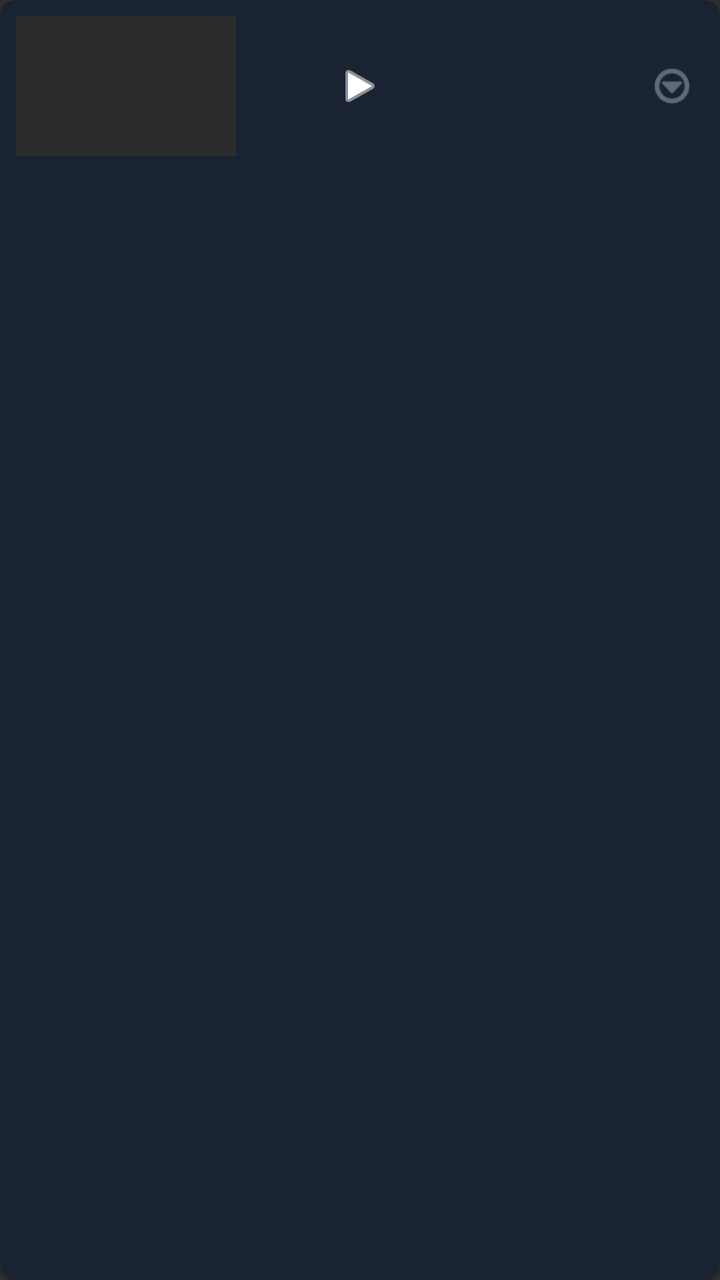
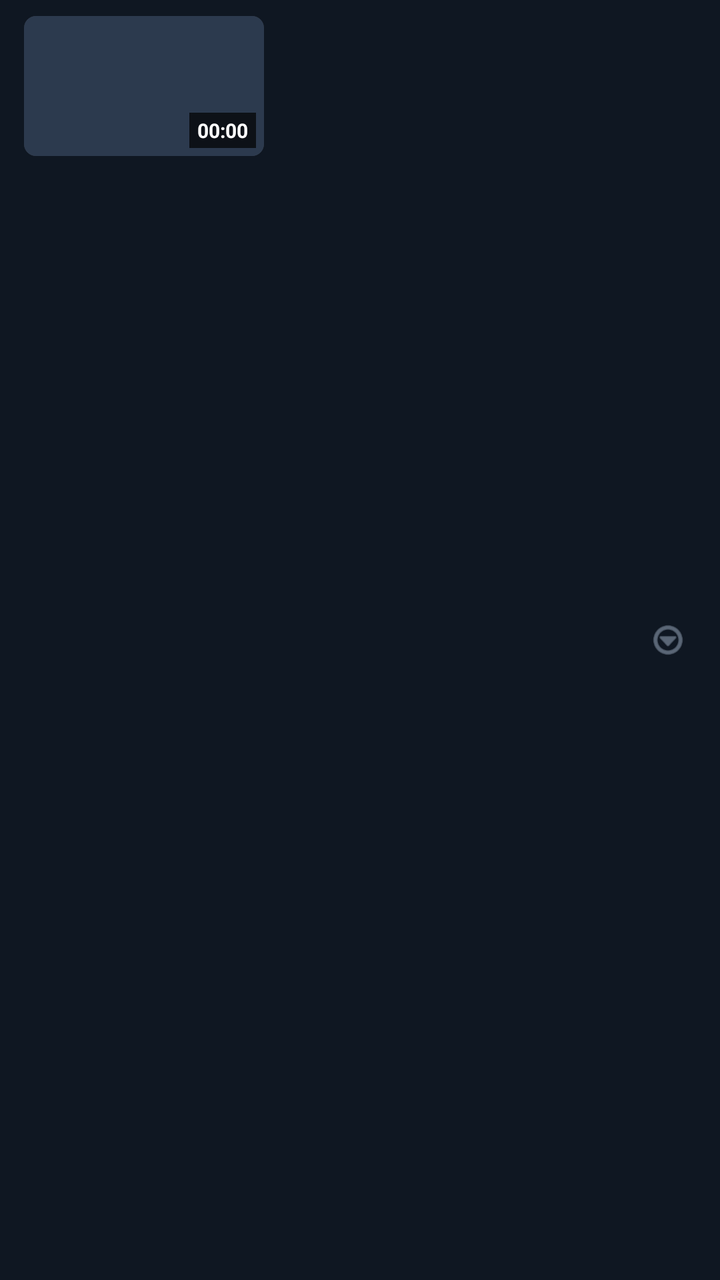

An Android layout rendered at two revisions. The XML below is the earlier revision; the diff shows what the commit changed to produce the second picture.
<!-- AndroidManifest.xml: application theme Theme.AppCompat.NoActionBar -->
<!-- res/layout/item_video.xml -->
<?xml version="1.0" encoding="utf-8"?>
<androidx.cardview.widget.CardView 
    xmlns:android="http://schemas.android.com/apk/res/android"
    xmlns:app="http://schemas.android.com/apk/res-auto"
    android:layout_width="match_parent"
    android:layout_height="wrap_content"
    android:layout_marginHorizontal="8dp"
    android:layout_marginVertical="4dp"
    app:cardBackgroundColor="@color/mx_card_bg"
    app:cardCornerRadius="8dp"
    app:cardElevation="2dp">

    <RelativeLayout
        android:layout_width="match_parent"
        android:layout_height="wrap_content"
        android:padding="8dp">

        
        <ImageView
            android:id="@+id/imgThumbnail"
            android:layout_width="110dp"
            android:layout_height="70dp"
            android:scaleType="centerCrop"
            android:background="#2C2C2C"
            android:contentDescription="Video Thumbnail" />

        
        <ImageView
            android:layout_width="24dp"
            android:layout_height="24dp"
            android:layout_centerInParent="true"
            android:layout_alignInParent="@id/imgThumbnail"
            android:src="@android:drawable/ic_media_play"
            app:tint="#FFFFFF" />

        
        <TextView
            android:id="@+id/txtTitle"
            android:layout_width="match_parent"
            android:layout_height="wrap_content"
            android:layout_toEndOf="@id/imgThumbnail"
            android:layout_toStartOf="@+id/btnMore"
            android:layout_marginStart="12dp"
            android:ellipsize="end"
            android:maxLines="2"
            android:textColor="@color/mx_text_primary"
            android:textSize="15sp"
            android:textStyle="bold" />

        
        <TextView
            android:id="@+id/txtInfo"
            android:layout_width="wrap_content"
            android:layout_height="wrap_content"
            android:layout_below="@id/txtTitle"
            android:layout_toEndOf="@id/imgThumbnail"
            android:layout_marginStart="12dp"
            android:layout_marginTop="6dp"
            android:textColor="@color/mx_text_secondary"
            android:textSize="12sp" />

        
        <ImageView
            android:id="@+id/btnMore"
            android:layout_width="32dp"
            android:layout_height="32dp"
            android:layout_alignParentEnd="true"
            android:layout_centerVertical="true"
            android:padding="4dp"
            android:src="@android:drawable/ic_menu_more"
            app:tint="@color/mx_text_secondary" />

    </RelativeLayout>
</androidx.cardview.widget.CardView>
<!-- resources referenced by this layout -->
<resources>
  <color name="mx_card_bg">#1A2332</color>
  <color name="mx_text_primary">#E1E7EF</color>
  <color name="mx_text_secondary">#8C9BAE</color>
</resources>

<!-- the commit's change to res/layout/item_video.xml (unified diff, before → after) -->
@@ -1,74 +1,72 @@
 <?xml version="1.0" encoding="utf-8"?>
-<androidx.cardview.widget.CardView 
-    xmlns:android="http://schemas.android.com/apk/res/android"
+<RelativeLayout xmlns:android="http://schemas.android.com/apk/res/android"
     xmlns:app="http://schemas.android.com/apk/res-auto"
     android:layout_width="match_parent"
     android:layout_height="wrap_content"
-    android:layout_marginHorizontal="8dp"
-    android:layout_marginVertical="4dp"
-    app:cardBackgroundColor="@color/mx_card_bg"
-    app:cardCornerRadius="8dp"
-    app:cardElevation="2dp">
+    android:background="@color/mx_bg_dark"
+    android:paddingHorizontal="12dp"
+    android:paddingVertical="8dp">
 
+    
     <RelativeLayout
-        android:layout_width="match_parent"
-        android:layout_height="wrap_content"
-        android:padding="8dp">
+        android:id="@+id/thumbnailContainer"
+        android:layout_width="120dp"
+        android:layout_height="70dp"
+        android:layout_alignParentStart="true">
 
-        
-        <ImageView
-            android:id="@+id/imgThumbnail"
-            android:layout_width="110dp"
-            android:layout_height="70dp"
-            android:scaleType="centerCrop"
-            android:background="#2C2C2C"
-            android:contentDescription="Video Thumbnail" />
+        <androidx.cardview.widget.CardView
+            android:layout_width="match_parent"
+            android:layout_height="match_parent"
+            app:cardCornerRadius="6dp"
+            app:cardElevation="0dp">
 
-        
-        <ImageView
-            android:layout_width="24dp"
-            android:layout_height="24dp"
-            android:layout_centerInParent="true"
-            android:layout_alignInParent="@id/imgThumbnail"
-            android:src="@android:drawable/ic_media_play"
-            app:tint="#FFFFFF" />
+            <ImageView
+                android:id="@+id/imgThumbnail"
+                android:layout_width="match_parent"
+                android:layout_height="match_parent"
+                android:background="#2C3A4E"
+                android:scaleType="centerCrop" />
+        </androidx.cardview.widget.CardView>
 
         
         <TextView
-            android:id="@+id/txtTitle"
-            android:layout_width="match_parent"
-            android:layout_height="wrap_content"
-            android:layout_toEndOf="@id/imgThumbnail"
-            android:layout_toStartOf="@+id/btnMore"
-            android:layout_marginStart="12dp"
-            android:ellipsize="end"
-            android:maxLines="2"
-            android:textColor="@color/mx_text_primary"
-            android:textSize="15sp"
-            android:textStyle="bold" />
-
-        
-        <TextView
-            android:id="@+id/txtInfo"
+            android:id="@+id/txtDurationBadge"
             android:layout_width="wrap_content"
             android:layout_height="wrap_content"
-            android:layout_below="@id/txtTitle"
-            android:layout_toEndOf="@id/imgThumbnail"
-            android:layout_marginStart="12dp"
-            android:layout_marginTop="6dp"
-            android:textColor="@color/mx_text_secondary"
-            android:textSize="12sp" />
+            android:layout_alignParentBottom="true"
+            android:layout_alignParentEnd="true"
+            android:layout_margin="4dp"
+            android:background="#B3000000"
+            android:paddingHorizontal="4dp"
+            android:paddingVertical="2dp"
+            android:text="00:00"
+            android:textColor="@color/white"
+            android:textSize="10sp"
+            android:textStyle="bold" />
+    </RelativeLayout>
 
-        
-        <ImageView
-            android:id="@+id/btnMore"
-            android:layout_width="32dp"
-            android:layout_height="32dp"
-            android:layout_alignParentEnd="true"
-            android:layout_centerVertical="true"
-            android:padding="4dp"
-            android:src="@android:drawable/ic_menu_more"
-            app:tint="@color/mx_text_secondary" />
+    
+    <TextView
+        android:id="@+id/txtTitle"
+        android:layout_width="match_parent"
+        android:layout_height="wrap_content"
+        android:layout_toEndOf="@id/thumbnailContainer"
+        android:layout_toStartOf="@+id/btnMore"
+        android:layout_marginStart="12dp"
+        android:ellipsize="end"
+        android:maxLines="2"
+        android:textColor="@color/mx_text_primary"
+        android:textSize="14sp" />
 
-    </RelativeLayout>
-</androidx.cardview.widget.CardView>
+    
+    <ImageView
+        android:id="@+id/btnMore"
+        android:layout_width="28dp"
+        android:layout_height="28dp"
+        android:layout_alignParentEnd="true"
+        android:layout_centerVertical="true"
+        android:padding="4dp"
+        android:src="@android:drawable/ic_menu_more"
+        app:tint="@color/mx_text_secondary" />
+
+</RelativeLayout>
<!-- resource entries referenced after the edit -->
@@ -1,7 +1,8 @@
 <!-- resources referenced by this layout -->
 <resources>
-  <color name="mx_card_bg">#1A2332</color>
+  <color name="mx_bg_dark">#0F1722</color>
   <color name="mx_text_primary">#E1E7EF</color>
   <color name="mx_text_secondary">#8C9BAE</color>
+  <color name="white">#FFFFFFFF</color>
 </resources>
 
